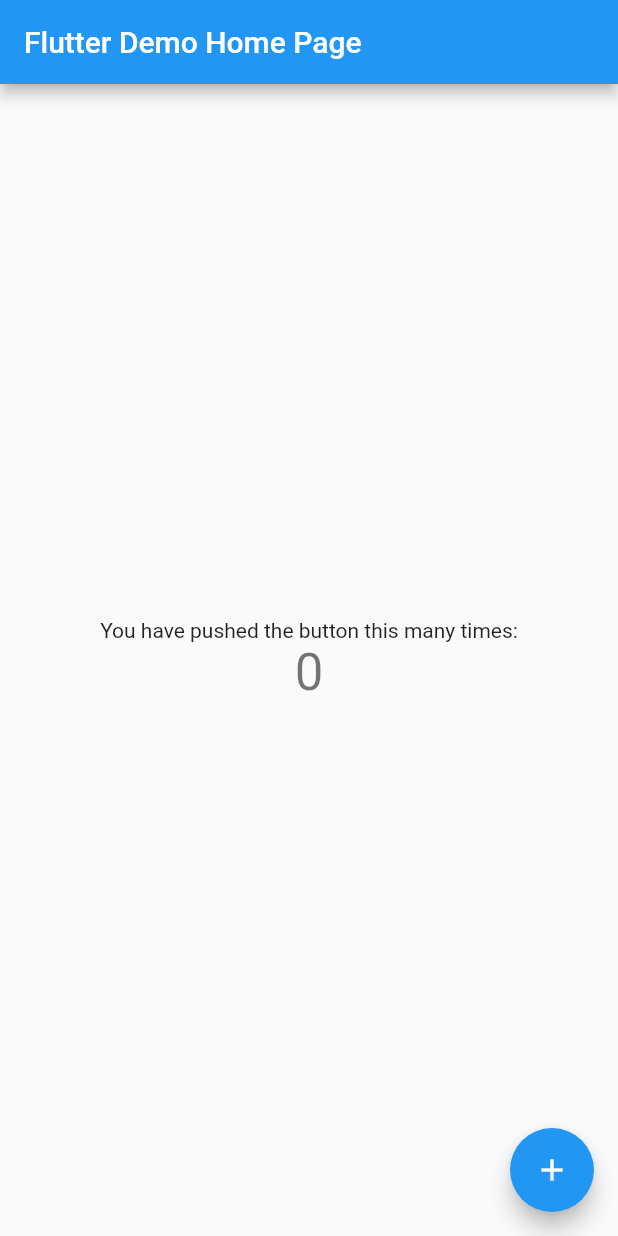
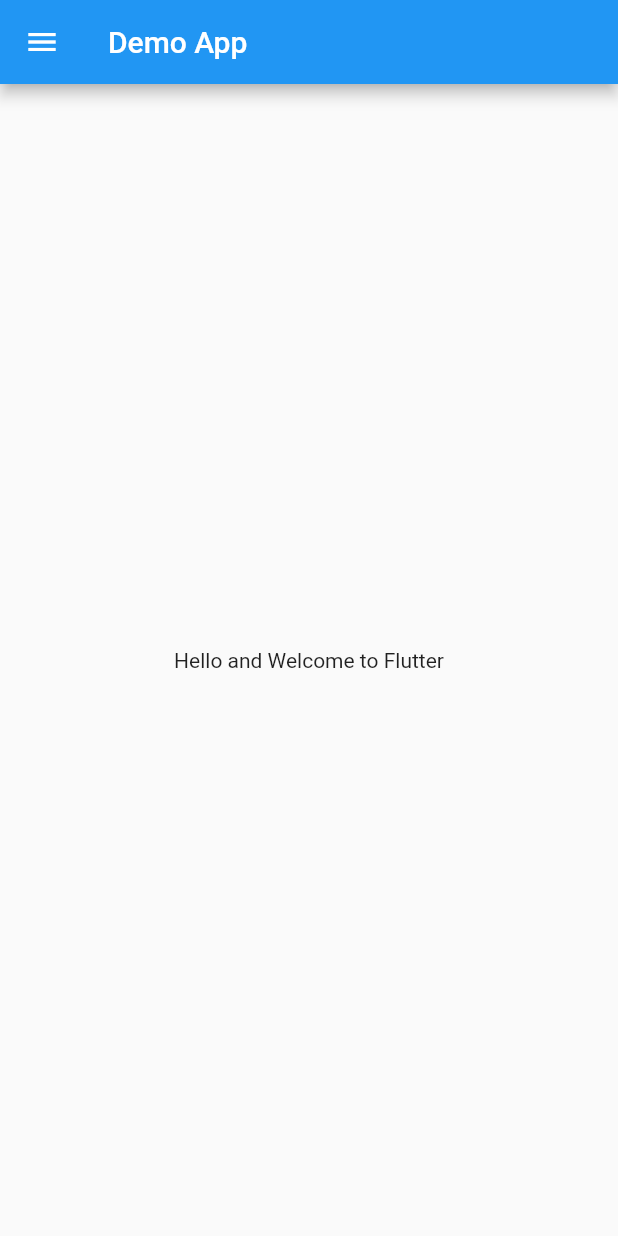
Before and after one commit to abidwali/demo_app, a Flutter app: the screen it shows after launch, on a phone screen of 412 x 824 dp. Run offline on Flutter 3.47's test engine with Material 2 defaults, Android fonts, the phone set to English and light mode, and no system bars.

Commit message:
Did Some Code Today

```diff
--- /dev/null
+++ b/lib/home_page.dart
@@ -0,0 +1,18 @@
+import 'package:flutter/material.dart';
+
+class HomePage extends StatelessWidget {
+  @override
+  Widget build(BuildContext context) {
+    return Scaffold(
+      appBar: AppBar(
+        title: Text("Demo App"),
+      ),
+      drawer: Drawer(),
+      body: Center(
+        child: Container(
+          child: Text("Hello and Welcome to Flutter"),
+        ),
+      ),
+    );
+  }
+}
--- a/lib/main.dart
+++ b/lib/main.dart
@@ -1,115 +1,16 @@
+import 'package:demo_app/home_page.dart';
 import 'package:flutter/material.dart';
 
 void main() {
-  runApp(const MyApp());
+  runApp(MyApp());
 }
 
 class MyApp extends StatelessWidget {
   const MyApp({Key? key}) : super(key: key);
-
-  // This widget is the root of your application.
   @override
   Widget build(BuildContext context) {
     return MaterialApp(
-      title: 'Flutter Demo',
-      theme: ThemeData(
-        // This is the theme of your application.
-        //
-        // Try running your application with "flutter run". You'll see the
-        // application has a blue toolbar. Then, without quitting the app, try
-        // changing the primarySwatch below to Colors.green and then invoke
-        // "hot reload" (press "r" in the console where you ran "flutter run",
-        // or simply save your changes to "hot reload" in a Flutter IDE).
-        // Notice that the counter didn't reset back to zero; the application
-        // is not restarted.
-        primarySwatch: Colors.blue,
-      ),
-      home: const MyHomePage(title: 'Flutter Demo Home Page'),
+      home: HomePage(),
     );
   }
 }
-
-class MyHomePage extends StatefulWidget {
-  const MyHomePage({Key? key, required this.title}) : super(key: key);
-
-  // This widget is the home page of your application. It is stateful, meaning
-  // that it has a State object (defined below) that contains fields that affect
-  // how it looks.
-
-  // This class is the configuration for the state. It holds the values (in this
-  // case the title) provided by the parent (in this case the App widget) and
-  // used by the build method of the State. Fields in a Widget subclass are
-  // always marked "final".
-
-  final String title;
-
-  @override
-  State<MyHomePage> createState() => _MyHomePageState();
-}
-
-class _MyHomePageState extends State<MyHomePage> {
-  int _counter = 0;
-
-  void _incrementCounter() {
-    setState(() {
-      // This call to setState tells the Flutter framework that something has
-      // changed in this State, which causes it to rerun the build method below
-      // so that the display can reflect the updated values. If we changed
-      // _counter without calling setState(), then the build method would not be
-      // called again, and so nothing would appear to happen.
-      _counter++;
-    });
-  }
-
-  @override
-  Widget build(BuildContext context) {
-    // This method is rerun every time setState is called, for instance as done
-    // by the _incrementCounter method above.
-    //
-    // The Flutter framework has been optimized to make rerunning build methods
-    // fast, so that you can just rebuild anything that needs updating rather
-    // than having to individually change instances of widgets.
-    return Scaffold(
-      appBar: AppBar(
-        // Here we take the value from the MyHomePage object that was created by
-        // the App.build method, and use it to set our appbar title.
-        title: Text(widget.title),
-      ),
-      body: Center(
-        // Center is a layout widget. It takes a single child and positions it
-        // in the middle of the parent.
-        child: Column(
-          // Column is also a layout widget. It takes a list of children and
-          // arranges them vertically. By default, it sizes itself to fit its
-          // children horizontally, and tries to be as tall as its parent.
-          //
-          // Invoke "debug painting" (press "p" in the console, choose the
-          // "Toggle Debug Paint" action from the Flutter Inspector in Android
-          // Studio, or the "Toggle Debug Paint" command in Visual Studio Code)
-          // to see the wireframe for each widget.
-          //
-          // Column has various properties to control how it sizes itself and
-          // how it positions its children. Here we use mainAxisAlignment to
-          // center the children vertically; the main axis here is the vertical
-          // axis because Columns are vertical (the cross axis would be
-          // horizontal).
-          mainAxisAlignment: MainAxisAlignment.center,
-          children: <Widget>[
-            const Text(
-              'You have pushed the button this many times:',
-            ),
-            Text(
-              '$_counter',
-              style: Theme.of(context).textTheme.headline4,
-            ),
-          ],
-        ),
-      ),
-      floatingActionButton: FloatingActionButton(
-        onPressed: _incrementCounter,
-        tooltip: 'Increment',
-        child: const Icon(Icons.add),
-      ), // This trailing comma makes auto-formatting nicer for build methods.
-    );
-  }
-}
```
